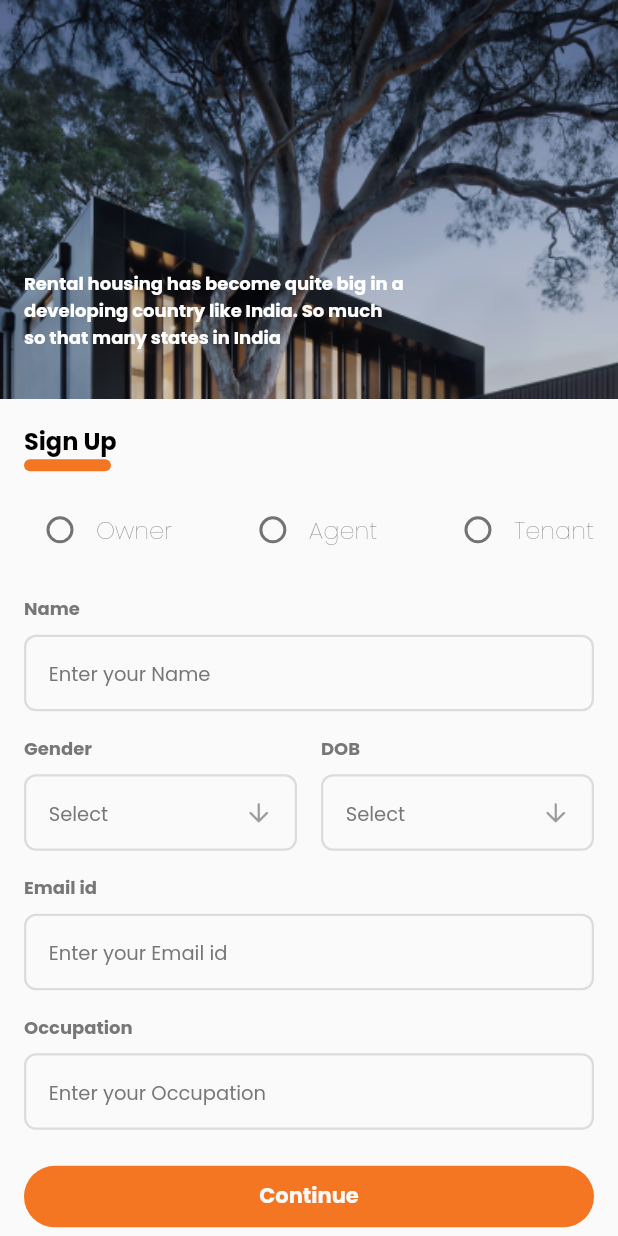
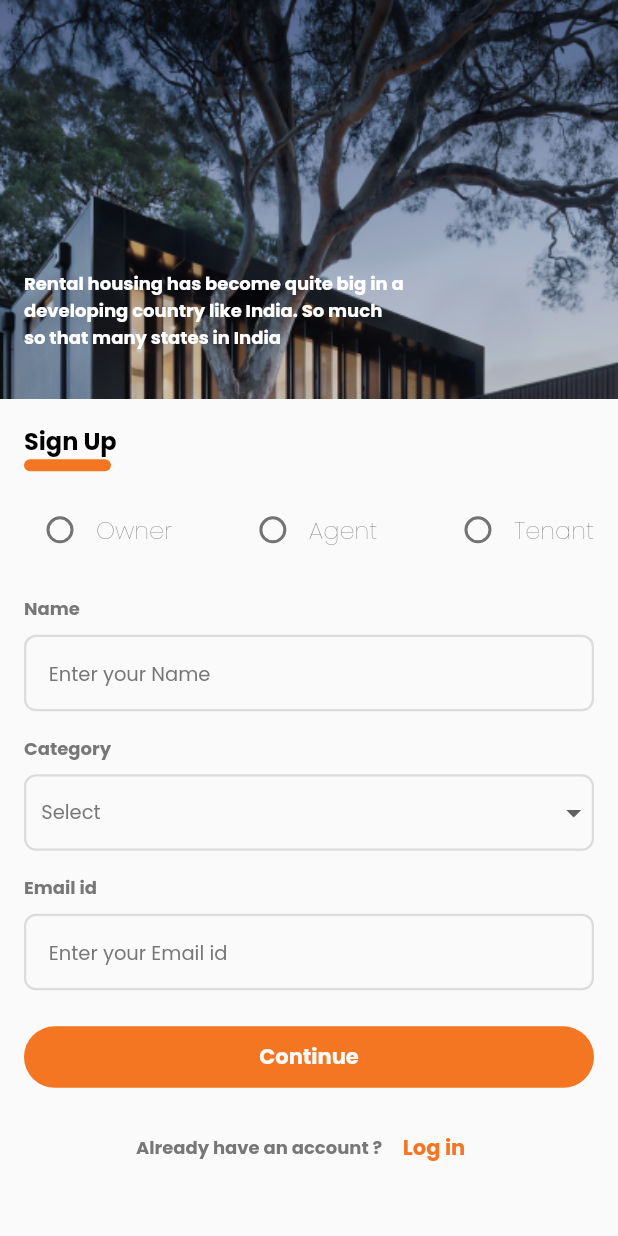
Before and after one commit to Bohemiaking/medecy, a Flutter app: the CreateProfilePage screen opened by its route, on a phone screen of 412 x 824 dp. Run offline on Flutter 3.47's test engine with Material 2 defaults, Android fonts, the phone set to English and light mode, and no system bars; our stand-ins replace dio, flutter_svg, google_fonts, pretty_dio_logger.

Commit message:
created: AppDropdown
added logs to some UI

```diff
--- a/lib/controllers/repositories/user_authentication_repo.dart
+++ b/lib/controllers/repositories/user_authentication_repo.dart
@@ -0,0 +1,21 @@
+import 'package:dio/dio.dart';
+import 'package:rentaroof_agent/controllers/repositories/api/api.dart';
+
+class UserAuthRepo {
+  API api = API();
+
+  void userSignup(name, email, mobile, role, password, category) async {
+    try {
+      Response response = await api.sendRequest.post("/user/signup", data: {
+        "name": name,
+        "email": email,
+        "mobile": mobile,
+        "role": role,
+        "password": password,
+        "category": category
+      });
+    } catch (e) {
+      rethrow;
+    }
+  }
+}
--- a/lib/main.dart
+++ b/lib/main.dart
@@ -2,8 +2,10 @@
 import 'package:rentaroof_agent/controllers/constants/app_constants.dart';
 import 'package:rentaroof_agent/controllers/constants/app_routes.dart';
 import 'package:rentaroof_agent/controllers/constants/app_theme.dart';
+import 'package:rentaroof_agent/controllers/repositories/user_authentication_repo.dart';
 import 'package:rentaroof_agent/views/authentication/login_page.dart';
 import 'package:rentaroof_agent/views/dashboard_page.dart';
+
 void main() {
   WidgetsFlutterBinding.ensureInitialized();
   runApp(const MyApp());
--- a/lib/views/authentication/createprofile_page.dart
+++ b/lib/views/authentication/createprofile_page.dart
@@ -4,11 +4,10 @@
 import 'package:rentaroof_agent/controllers/constants/app_theme.dart';
 import 'package:rentaroof_agent/views/authentication/login_page.dart';
 import 'package:rentaroof_agent/views/authentication/signup_page.dart';
-import 'package:rentaroof_agent/views/base/app_bar.dart';
 import 'package:rentaroof_agent/views/base/buttons/app_button.dart';
+import 'package:rentaroof_agent/views/base/textfields/app_dropdown.dart';
 import 'package:rentaroof_agent/views/base/textfields/app_textfield.dart';
 import 'package:rentaroof_agent/views/base/imagetextstack.dart';
-import 'package:rentaroof_agent/views/base/textfields/select_textfield.dart';
 
 import '../base/app_textunderline.dart';
 
@@ -24,6 +23,16 @@
 class _CreateProfilePageState extends State<CreateProfilePage> {
   // use this String variable for user type
   String? userTypeGroup;
+
+  List categoryItems = [
+    "Individual",
+    "Company",
+    "Housewives",
+    "Student",
+    "Other"
+  ];
+
+  String? categoryChoosed;
 
   @override
   Widget build(BuildContext context) {
@@ -78,28 +87,11 @@
                         const SizedBox(
                           height: 16,
                         ),
-                        Row(
-                          mainAxisAlignment: MainAxisAlignment.spaceBetween,
-                          children: const [
-                            Expanded(
-                              child: Padding(
-                                padding: EdgeInsets.only(right: 8),
-                                child: SelectTextField(
-                                  txtData: "Gender",
-                                  hintText: "Select",
-                                ),
-                              ),
-                            ),
-                            Expanded(
-                              child: Padding(
-                                padding: EdgeInsets.only(left: 8),
-                                child: SelectTextField(
-                                  txtData: "DOB",
-                                  hintText: "Select",
-                                ),
-                              ),
-                            )
-                          ],
+                        AppDropDown(
+                          items: categoryItems,
+                          hintText: "Select",
+                          value: categoryChoosed,
+                          txtData: "Category",
                         ),
                         const SizedBox(
                           height: 16,
@@ -108,14 +100,6 @@
                           isPassword: false,
                           txtData: "Email id",
                           hintData: "Enter your Email id",
-                        ),
-                        const SizedBox(
-                          height: 16,
-                        ),
-                        AppTextField(
-                          isPassword: false,
-                          txtData: "Occupation",
-                          hintData: "Enter your Occupation",
                         ),
                         const SizedBox(
                           height: 24,
@@ -170,6 +154,7 @@
             onChanged: ((value) {
               setState(() {
                 userTypeGroup = value.toString();
+                print("Selected Role ===> $userTypeGroup");
               });
             })),
         Text(
--- /dev/null
+++ b/lib/views/base/textfields/app_dropdown.dart
@@ -0,0 +1,69 @@
+import 'package:flutter/material.dart';
+
+import '../../../controllers/constants/app_dimensions.dart';
+import '../../../controllers/constants/app_theme.dart';
+
+class AppDropDown extends StatefulWidget {
+  final List items;
+  Object? value;
+  final String hintText;
+  final String txtData;
+  AppDropDown(
+      {super.key,
+      required this.items,
+      required this.value,
+      required this.hintText,
+      required this.txtData});
+
+  @override
+  State<AppDropDown> createState() => _AppDropDownState();
+}
+
+class _AppDropDownState extends State<AppDropDown> {
+  @override
+  Widget build(BuildContext context) {
+    return Column(
+      crossAxisAlignment: CrossAxisAlignment.start,
+      children: [
+        Text(widget.txtData,
+            style: textMedium().copyWith(fontWeight: FontWeight.bold)),
+        const SizedBox(
+          height: 8,
+        ),
+        Container(
+          width: width(context) / 1,
+          decoration: BoxDecoration(
+              border: Border.all(color: Colors.black12, width: 1.5),
+              borderRadius: BorderRadius.circular(8)),
+          child: DropdownButton(
+            underline: const SizedBox.shrink(),
+            isExpanded: true,
+            hint: Padding(
+              padding: const EdgeInsets.all(10.0),
+              child: Text(widget.hintText,
+                  style: textMedium().copyWith(fontSize: 13.0)),
+            ),
+            items: widget.items.map((valueItem) {
+              return DropdownMenuItem(
+                  value: valueItem,
+                  child: Padding(
+                    padding: const EdgeInsets.all(10.0),
+                    child: Text(
+                      valueItem,
+                      style: textMedium().copyWith(fontSize: 13.0),
+                    ),
+                  ));
+            }).toList(),
+            onChanged: (newValue) {
+              setState(() {
+                widget.value = newValue;
+                print("Selected Category ===> ${widget.value}");
+              });
+            },
+            value: widget.value,
+          ),
+        ),
+      ],
+    );
+  }
+}
--- a/lib/views/base/textfields/select_textfield.dart
+++ /dev/null
@@ -1,51 +0,0 @@
-// ignore_for_file: prefer_typing_uninitialized_variables
-
-import 'package:flutter/material.dart';
-
-import '../../../controllers/constants/app_theme.dart';
-
-class SelectTextField extends StatelessWidget {
-  final txtData;
-  final onPressed;
-  final String hintText;
-  const SelectTextField({super.key, this.txtData, this.onPressed, required this.hintText});
-
-  @override
-  Widget build(BuildContext context) {
-    return Column(
-      crossAxisAlignment: CrossAxisAlignment.start,
-      children: [
-        Text(
-          txtData,
-          style: textMedium().copyWith(fontWeight: FontWeight.bold),
-        ),
-        const SizedBox(
-          height: 8,
-        ),
-        Container(
-          decoration: BoxDecoration(
-              border: Border.all(color: Colors.black12, width: 1.5),
-              borderRadius: BorderRadius.circular(8)),
-          child: TextFormField(
-            readOnly: true,
-            textInputAction: TextInputAction.none,
-            textAlignVertical: TextAlignVertical.center,
-            onTap: onPressed,
-            decoration: InputDecoration(
-                contentPadding: const EdgeInsets.only(left: 15, right: 15),
-                border: InputBorder.none,
-                hintText: hintText,
-                hintStyle: textMedium().copyWith(fontSize: 13.0),
-                suffixIcon: IconButton(
-                  icon: const Icon(
-                    Icons.arrow_downward_rounded,
-                    size: 20,
-                  ),
-                  onPressed: onPressed,
-                )),
-          ),
-        )
-      ],
-    );
-  }
-}
--- a/lib/views/complaints_page.dart
+++ b/lib/views/complaints_page.dart
@@ -5,7 +5,7 @@
 import 'package:rentaroof_agent/views/base/app_bar.dart';
 import 'package:rentaroof_agent/views/base/app_drawer.dart';
 import 'package:rentaroof_agent/views/base/buttons/app_button.dart';
-import 'package:rentaroof_agent/views/base/textfields/select_textfield.dart';
+import 'package:rentaroof_agent/views/base/textfields/app_dropdown.dart';
 
 import '../controllers/constants/app_theme.dart';
 
@@ -47,10 +47,10 @@
                   const SizedBox(
                     height: 14,
                   ),
-                  const SelectTextField(
-                    hintText: "Complaints",
-                    txtData: "",
-                  ),
+                  // const AppDrop(
+                  //   hintText: "Complaints",
+                  //   txtData: "",
+                  // ),
                   const SizedBox(
                     height: 40,
                   ),
```
